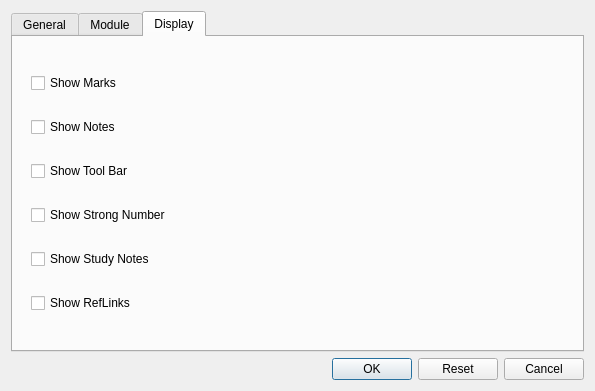
Old version of the form src/ui/dialog/settingsdialog.ui in the repository metaxy/openBibleViewer.
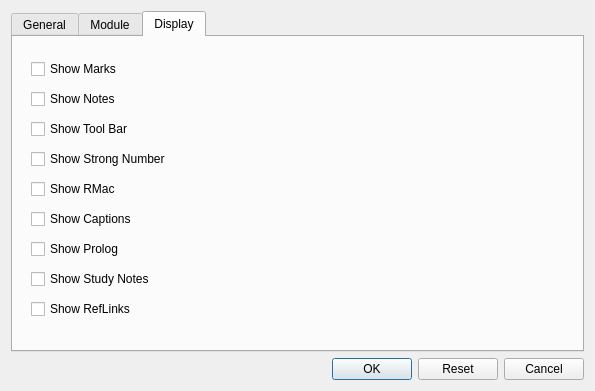
New version of the form. The open tabs and pages were chosen to show the change. Icons and pictures are not drawn.

Patch:
```diff
--- a/src/ui/dialog/settingsdialog.ui
+++ b/src/ui/dialog/settingsdialog.ui
@@ -235,6 +235,27 @@
             </property>
            </widget>
           </item>
+          <item>
+           <widget class="QCheckBox" name="checkBox_showRMac">
+            <property name="text">
+             <string>Show RMac</string>
+            </property>
+           </widget>
+          </item>
+          <item>
+           <widget class="QCheckBox" name="checkBox_showCaptions">
+            <property name="text">
+             <string>Show Captions</string>
+            </property>
+           </widget>
+          </item>
+          <item>
+           <widget class="QCheckBox" name="checkBox_showProlog">
+            <property name="text">
+             <string>Show Prolog</string>
+            </property>
+           </widget>
+          </item>
           <item>
            <widget class="QCheckBox" name="checkBox_showStudyNotes">
             <property name="text">
```
Left out of the diff: 2 changed lines with no effect on the pictures.
